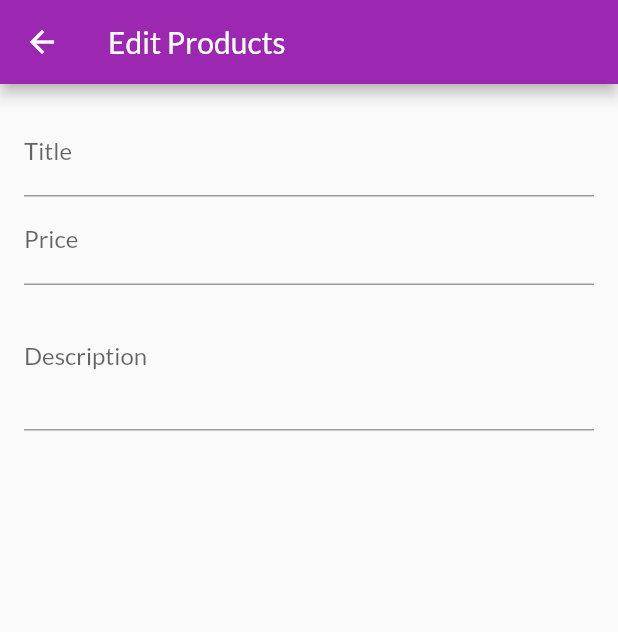
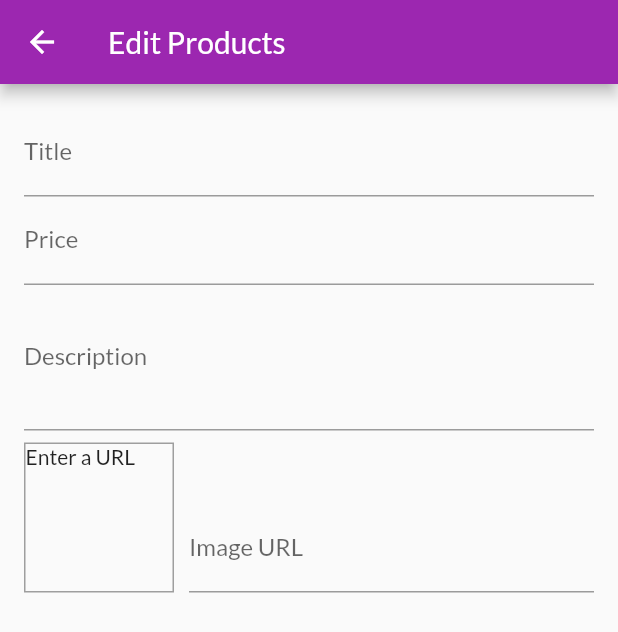
Before and after one commit to akshitachi/shop_app, a Flutter app: the EditProductScreen screen opened by its route, on a phone screen of 412 x 824 dp. Shown: the top 632 px of the screen. Run offline on Flutter 3.47's test engine with Material 2 defaults, Android fonts, the phone set to English and light mode, and no system bars; network calls fail.

```diff
--- a/lib/screens/edit_product_screen.dart
+++ b/lib/screens/edit_product_screen.dart
@@ -10,12 +10,29 @@ class EditProductScreen extends StatefulWidget {
 class _EditProductScreenState extends State<EditProductScreen> {
   final _priceFocusNode = FocusNode();
   final _descriptionNode = FocusNode();
+  final _imageUrlcontroller = TextEditingController();
+  final _imageUrlFocusNode = FocusNode();
+  @override
+  void initState() {
+    _imageUrlFocusNode.addListener(_updateImageUrl);
+
+    super.initState();
+  }
+
   @override
   void dispose() {
     _priceFocusNode.dispose();
     _descriptionNode.dispose();
+    _imageUrlcontroller.dispose();
+    _imageUrlFocusNode.dispose();
+    _imageUrlFocusNode.removeListener(_updateImageUrl);
+    super.dispose();
+  }
 
-    super.dispose();
+  void _updateImageUrl() {
+    if (!_imageUrlFocusNode.hasFocus) {
+      setState(() {});
+    }
   }
 
   @override
@@ -51,6 +68,42 @@ class _EditProductScreenState extends State<EditProductScreen> {
                 keyboardType: TextInputType.multiline,
                 focusNode: _descriptionNode,
               ),
+              Row(
+                crossAxisAlignment: CrossAxisAlignment.end,
+                children: [
+                  Container(
+                    width: 100,
+                    height: 100,
+                    margin: EdgeInsets.only(
+                      top: 8,
+                      right: 10,
+                    ),
+                    decoration: BoxDecoration(
+                      border: Border.all(
+                        width: 1,
+                        color: Colors.grey,
+                      ),
+                    ),
+                    child: _imageUrlcontroller.text.isEmpty
+                        ? Text('Enter a URL')
+                        : FittedBox(
+                            child: Image.network(
+                              _imageUrlcontroller.text,
+                              fit: BoxFit.cover,
+                            ),
+                          ),
+                  ),
+                  Expanded(
+                    child: TextFormField(
+                      decoration: InputDecoration(labelText: 'Image URL'),
+                      keyboardType: TextInputType.url,
+                      textInputAction: TextInputAction.done,
+                      controller: _imageUrlcontroller,
+                      focusNode: _imageUrlFocusNode,
+                    ),
+                  ),
+                ],
+              ),
             ],
           ),
         ),
```
